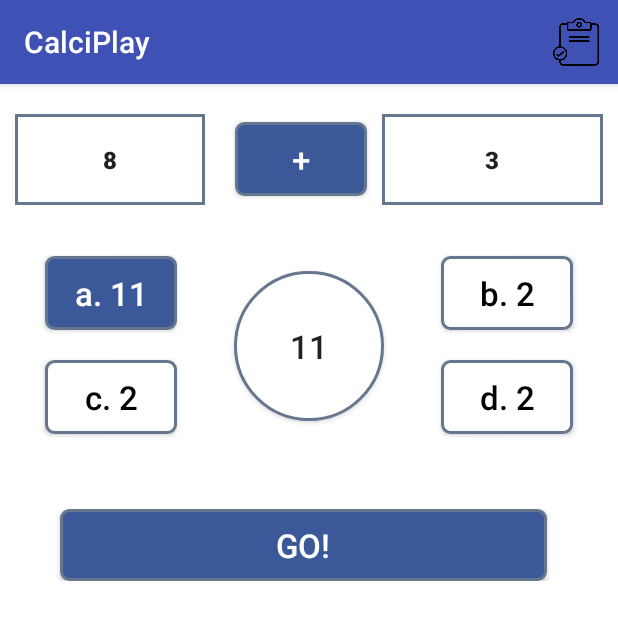
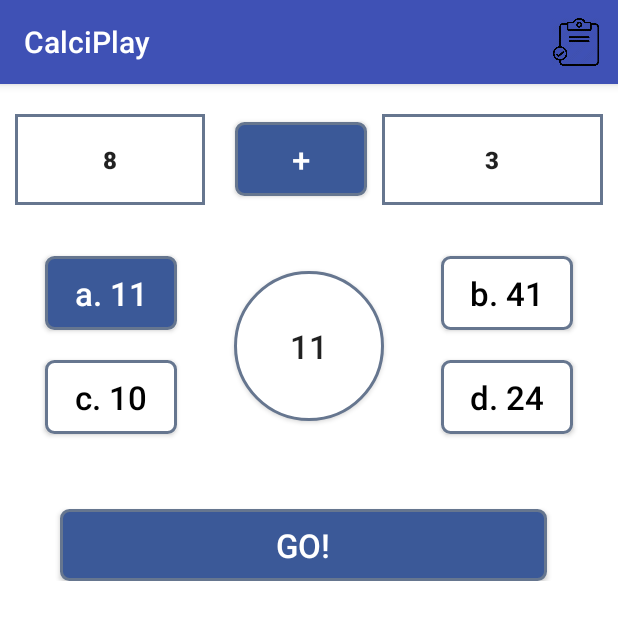
Before and after one commit to sobhanaKR/Calculator, an Android app: the screen it shows after launch (MainActivity), after a tap on an icon or button, on a phone screen of 412 x 824 dp. Shown: the top 620 px of the screen. Run offline under Robolectric (Android 15) with nearby library versions, the phone set to English and light mode, and no system bars.

Commit message:
animation change and non repetitive random number generation

```diff
--- a/app/src/main/java/com/example/course/calculator/MainActivity.java
+++ b/app/src/main/java/com/example/course/calculator/MainActivity.java
@@ -10,8 +10,6 @@ import android.support.v7.app.ActionBar;
 import android.support.v7.app.AppCompatActivity;
 import android.os.Bundle;
 import android.support.v7.widget.AppCompatImageView;
-import android.text.Editable;
-import android.text.TextWatcher;
 import android.view.Menu;
 import android.view.MenuInflater;
 import android.view.MenuItem;
@@ -20,7 +18,6 @@ import android.view.animation.Animation;
 import android.view.animation.AnimationUtils;
 import android.view.inputmethod.InputMethodManager;
 import android.widget.Button;
-import android.widget.EditText;
 import android.widget.ImageView;
 import android.widget.TextView;
 import android.widget.Toast;
@@ -29,7 +26,7 @@ import java.util.Random;
 public class MainActivity extends AppCompatActivity implements EnterName.CallbackHandler {
 
     Button goBtn;
-    Button addBtn, subBtn, mulBtn, divBtn;
+    Button optionA, optionB, optionC, optionD;
     Button firstNum, secondNum;
     int Globalans;
     Button resultBtn;
@@ -45,8 +42,9 @@ public class MainActivity extends AppCompatActivity implements EnterName.Callbac
     Context context;
     int range3;
     Button operator;
-    int a,b,c,d;
+    int a = 0,b = 0,c = 0,d = 0;
     int clickTimes;
+    int []exclude = new int[5];
     @Override
     protected void onCreate(Bundle savedInstanceState) {
         super.onCreate(savedInstanceState);
@@ -60,10 +58,10 @@ public class MainActivity extends AppCompatActivity implements EnterName.Callbac
         actionBar.setDisplayShowHomeEnabled(true);
         actionBar.setTitle("CalciPlay");
         initializeVariables();
-        addBtn.setTextColor(Color.parseColor("#000000"));
-        subBtn.setTextColor(Color.parseColor("#000000"));
-        mulBtn.setTextColor(Color.parseColor("#000000"));
-        divBtn.setTextColor(Color.parseColor("#000000"));
+        optionA.setTextColor(Color.parseColor("#000000"));
+        optionB.setTextColor(Color.parseColor("#000000"));
+        optionC.setTextColor(Color.parseColor("#000000"));
+        optionD.setTextColor(Color.parseColor("#000000"));
         goBtn.setEnabled(true);
         range3 = generationNumbers();
         choosingOperators();
@@ -81,18 +79,18 @@ public class MainActivity extends AppCompatActivity implements EnterName.Callbac
                 goBtn.setEnabled(true);
             }
         });
-        addBtn.setOnClickListener(new View.OnClickListener() {
+        optionA.setOnClickListener(new View.OnClickListener() {
             @Override
             public void onClick(View view) {
-                addBtn.setBackgroundResource(R.drawable.blue_border);
-                addBtn.setTextColor(Color.parseColor("#ffffff"));
-                subBtn.setTextColor(Color.parseColor("#000000"));
-                mulBtn.setTextColor(Color.parseColor("#000000"));
-                divBtn.setTextColor(Color.parseColor("#000000"));
-                subBtn.setBackgroundResource(R.drawable.remove_btn_border);
-                mulBtn.setBackgroundResource(R.drawable.remove_btn_border);
-                divBtn.setBackgroundResource(R.drawable.remove_btn_border);
-                String r = addBtn.getText().toString();
+                optionA.setBackgroundResource(R.drawable.blue_border);
+                optionA.setTextColor(Color.parseColor("#ffffff"));
+                optionB.setTextColor(Color.parseColor("#000000"));
+                optionC.setTextColor(Color.parseColor("#000000"));
+                optionD.setTextColor(Color.parseColor("#000000"));
+                optionB.setBackgroundResource(R.drawable.remove_btn_border);
+                optionC.setBackgroundResource(R.drawable.remove_btn_border);
+                optionD.setBackgroundResource(R.drawable.remove_btn_border);
+                String r = optionA.getText().toString();
                 String segments[] = r.split(" ");
                 resultBtn.setText(segments[1]);
                 resultBtn.setBackgroundResource(R.drawable.circle_shape);
@@ -101,18 +99,18 @@ public class MainActivity extends AppCompatActivity implements EnterName.Callbac
                 goBtn.setEnabled(true);
             }
         });
-        subBtn.setOnClickListener(new View.OnClickListener() {
+        optionB.setOnClickListener(new View.OnClickListener() {
             @Override
             public void onClick(View view) {
-                subBtn.setBackgroundResource(R.drawable.blue_border);
-                subBtn.setTextColor(Color.parseColor("#ffffff"));
-                addBtn.setTextColor(Color.parseColor("#000000"));
-                mulBtn.setTextColor(Color.parseColor("#000000"));
-                divBtn.setTextColor(Color.parseColor("#000000"));
-                addBtn.setBackgroundResource(R.drawable.remove_btn_border);
-                mulBtn.setBackgroundResource(R.drawable.remove_btn_border);
-                divBtn.setBackgroundResource(R.drawable.remove_btn_border);
-                String r = subBtn.getText().toString();
+                optionB.setBackgroundResource(R.drawable.blue_border);
+                optionB.setTextColor(Color.parseColor("#ffffff"));
+                optionA.setTextColor(Color.parseColor("#000000"));
+                optionC.setTextColor(Color.parseColor("#000000"));
+                optionD.setTextColor(Color.parseColor("#000000"));
+                optionA.setBackgroundResource(R.drawable.remove_btn_border);
+                optionC.setBackgroundResource(R.drawable.remove_btn_border);
+                optionD.setBackgroundResource(R.drawable.remove_btn_border);
+                String r = optionB.getText().toString();
                 String segments[] = r.split(" ");
                 resultBtn.setText(segments[1]);
                 resultBtn.setBackgroundResource(R.drawable.circle_shape);
@@ -121,18 +119,18 @@ public class MainActivity extends AppCompatActivity implements EnterName.Callbac
                 goBtn.setEnabled(true);
             }
         });
-        mulBtn.setOnClickListener(new View.OnClickListener() {
+        optionC.setOnClickListener(new View.OnClickListener() {
             @Override
             public void onClick(View view) {
-                mulBtn.setBackgroundResource(R.drawable.blue_border);
-                mulBtn.setTextColor(Color.parseColor("#ffffff"));
-                subBtn.setTextColor(Color.parseColor("#000000"));
-                addBtn.setTextColor(Color.parseColor("#000000"));
-                divBtn.setTextColor(Color.parseColor("#000000"));
-                subBtn.setBackgroundResource(R.drawable.remove_btn_border);
-                addBtn.setBackgroundResource(R.drawable.remove_btn_border);
-                divBtn.setBackgroundResource(R.drawable.remove_btn_border);
-                String r = mulBtn.getText().toString();
+                optionC.setBackgroundResource(R.drawable.blue_border);
+                optionC.setTextColor(Color.parseColor("#ffffff"));
+                optionB.setTextColor(Color.parseColor("#000000"));
+                optionA.setTextColor(Color.parseColor("#000000"));
+                optionD.setTextColor(Color.parseColor("#000000"));
+                optionB.setBackgroundResource(R.drawable.remove_btn_border);
+                optionA.setBackgroundResource(R.drawable.remove_btn_border);
+                optionD.setBackgroundResource(R.drawable.remove_btn_border);
+                String r = optionC.getText().toString();
                 String segments[] = r.split(" ");
                 resultBtn.setText(segments[1]);
                 resultBtn.setBackgroundResource(R.drawable.circle_shape);
@@ -141,18 +139,18 @@ public class MainActivity extends AppCompatActivity implements EnterName.Callbac
                 goBtn.setEnabled(true);
             }
         });
-        divBtn.setOnClickListener(new View.OnClickListener() {
+        optionD.setOnClickListener(new View.OnClickListener() {
             @Override
             public void onClick(View view) {
-                divBtn.setBackgroundResource(R.drawable.blue_border);
-                divBtn.setTextColor(Color.parseColor("#ffffff"));
-                subBtn.setTextColor(Color.parseColor("#000000"));
-                mulBtn.setTextColor(Color.parseColor("#000000"));
-                addBtn.setTextColor(Color.parseColor("#000000"));
-                subBtn.setBackgroundResource(R.drawable.remove_btn_border);
-                mulBtn.setBackgroundResource(R.drawable.remove_btn_border);
-                addBtn.setBackgroundResource(R.drawable.remove_btn_border);
-                String r = divBtn.getText().toString();
+                optionD.setBackgroundResource(R.drawable.blue_border);
+                optionD.setTextColor(Color.parseColor("#ffffff"));
+                optionB.setTextColor(Color.parseColor("#000000"));
+                optionC.setTextColor(Color.parseColor("#000000"));
+                optionA.setTextColor(Color.parseColor("#000000"));
+                optionB.setBackgroundResource(R.drawable.remove_btn_border);
+                optionC.setBackgroundResource(R.drawable.remove_btn_border);
+                optionA.setBackgroundResource(R.drawable.remove_btn_border);
+                String r = optionD.getText().toString();
                 String segments[] = r.split(" ");
                 resultBtn.setText(segments[1]);
                 resultBtn.setBackgroundResource(R.drawable.circle_shape);
@@ -197,10 +195,10 @@ public class MainActivity extends AppCompatActivity implements EnterName.Callbac
                             Animation animShake = AnimationUtils.loadAnimation(getWindow().getContext(), R.anim.rotate);
                             image.startAnimation(animShake);
                             image.setBackgroundResource(R.drawable.flower);
-                            addBtn.setEnabled(false);
-                            subBtn.setEnabled(false);
-                            mulBtn.setEnabled(false);
-                            divBtn.setEnabled(false);
+                            optionA.setEnabled(false);
+                            optionB.setEnabled(false);
+                            optionC.setEnabled(false);
+                            optionD.setEnabled(false);
                             refresh.setVisibility(View.VISIBLE);
                             arrow.setVisibility(View.VISIBLE);
                             if(scorenum >= 50) {
@@ -237,55 +235,80 @@ public class MainActivity extends AppCompatActivity implements EnterName.Callbac
     }
 
     private void choosingOperators() {
-        addBtn.setEnabled(true);
-        subBtn.setEnabled(true);
-        mulBtn.setEnabled(true);
-        divBtn.setEnabled(true);
+        optionA.setEnabled(true);
+        optionB.setEnabled(true);
+        optionC.setEnabled(true);
+        optionD.setEnabled(true);
         switch(range3) {
             case 0: {
                 int addResult = Integer.parseInt(firstNum.getText().toString()) + Integer.parseInt(secondNum.getText().toString());
                 operator.setText("+");
-                newFun(addResult);
+                settingCorrectOption(addResult);
                 break;
             }
             case 1: {
                 int subResult = Integer.parseInt(firstNum.getText().toString()) - Integer.parseInt(secondNum.getText().toString());
                 operator.setText("-");
-                newFun(subResult);
+                settingCorrectOption(subResult);
                 break;
             }
             case 2: {
                 int mulResult = Integer.parseInt(firstNum.getText().toString()) * Integer.parseInt(secondNum.getText().toString());
                 operator.setText("*");
-                newFun(mulResult);
+                settingCorrectOption(mulResult);
                 break;
             }
             case 3: {
                 int divResult = Integer.parseInt(firstNum.getText().toString()) / Integer.parseInt(secondNum.getText().toString());
                 operator.setText("/");
-                newFun(divResult);
+                settingCorrectOption(divResult);
                 break;
             }
         }
     }
+    private void calculatingResult(){
+        switch(range3) {
+            case 0: {
+                int addResult = Integer.parseInt(firstNum.getText().toString()) + Integer.parseInt(secondNum.getText().toString());
+                Globalans = addResult;
+                break;
+            }
+            case 1: {
+                int subResult = Integer.parseInt(firstNum.getText().toString()) - Integer.parseInt(secondNum.getText().toString());
+                Globalans = subResult;
+                break;
+            }
+            case 2: {
+                int mulResult = Integer.parseInt(firstNum.getText().toString()) * Integer.parseInt(secondNum.getText().toString());
+                Globalans = mulResult;
+                break;
+            }
+            case 3: {
+                int divResult = Integer.parseInt(firstNum.getText().toString()) / Integer.parseInt(secondNum.getText().toString());
+                Globalans = divResult;
+                break;
+            }
+        }
 
-    private void newFun(int Result) {
+    }
+
+    private void settingCorrectOption(int Result) {
         Globalans = Result;
         switch(range3) {
             case 0: {
-                    addBtn.setText("a. "+Result);
+                optionA.setText("a. "+Result);
                 break;
             }
             case 1: {
-                    subBtn.setText("b. "+Result);
+                optionB.setText("b. "+Result);
                 break;
             }
             case 2: {
-                    mulBtn.setText("c. "+Result);
+                optionC.setText("c. "+Result);
                 break;
             }
             case 3: {
-                    divBtn.setText("d. "+Result);
+                optionD.setText("d. "+Result);
                 break;
             }
         }
@@ -299,25 +322,37 @@ public class MainActivity extends AppCompatActivity implements EnterName.Callbac
             range1 = r.nextInt(10 - 1) + 1;
             range2 = r.nextInt(10 - 1) + 1;
             range3 = r.nextInt(3 - 0) + 0;
-            a = r.nextInt(10 - 1) + 1;
-            b = r.nextInt(10 - 1) + 1;
-            c = r.nextInt(10 - 1) + 1;
-            d = r.nextInt(10 - 1) + 1;
+            if (range1 > range2 || range1 == range2) {
+                firstNum.setText(String.valueOf(range1));
+                secondNum.setText(String.valueOf(range2));
+            } else {
+                firstNum.setText(String.valueOf(range2));
+                secondNum.setText(String.valueOf(range1));
             }
-        else {
+            calculatingResult();
+            if (Globalans > 9 && Globalans < 100) {
+                initArray(b, c, d, range3, Globalans);
+                a = getRandomWithExclusion(r, 1, 100, exclude);
+                initArray(a, b, c, range3, Globalans);
+                b = getRandomWithExclusion(r, 1, 100, exclude);
+                initArray(b, a, d, range3, Globalans);
+                c = getRandomWithExclusion(r, 1, 100, exclude);
+                initArray(b, a, c, range3, Globalans);
+                d = getRandomWithExclusion(r, 1, 100, exclude);
+            } else {
+                initArray(b, c, d, range3, Globalans);
+                a = getRandomWithExclusion(r, 1, 10, exclude);
+                initArray(a, b, c, range3, Globalans);
+                b = getRandomWithExclusion(r, 1, 10, exclude);
+                initArray(b, a, d, range3, Globalans);
+                c = getRandomWithExclusion(r, 1, 10, exclude);
+                initArray(b, a, c, range3, Globalans);
+                d = getRandomWithExclusion(r, 1, 10, exclude);
+            }
+        }else{
             range1 = r.nextInt(100 - 1) + 1;
             range2 = r.nextInt(100 - 1) + 1;
             range3 = r.nextInt(3 - 0) + 0;
-            a = r.nextInt(100 - 1) + 1;
-            b = r.nextInt(100 - 1) + 1;
-            c = r.nextInt(100 - 1) + 1;
-            d = r.nextInt(100 - 1) + 1;
-        }
-        addBtn.setText("a. " + a);
-        subBtn.setText("b. " + b);
-        mulBtn.setText("c. " + c);
-        divBtn.setText("d. " + d);
-
             if (range1 > range2 || range1 == range2) {
                 firstNum.setText(String.valueOf(range1));
                 secondNum.setText(String.valueOf(range2));
@@ -325,7 +360,51 @@ public class MainActivity extends AppCompatActivity implements EnterName.Callbac
                 firstNum.setText(String.valueOf(range2));
                 secondNum.setText(String.valueOf(range1));
             }
+            calculatingResult();
+            if (Globalans > 99 && Globalans < 1000) {
+                initArray(b, c, d, range3, Globalans);
+                a = getRandomWithExclusion(r, 1, 100, exclude);
+                initArray(a, b, c, range3, Globalans);
+                b = getRandomWithExclusion(r, 1, 100, exclude);
+                initArray(b, a, d, range3, Globalans);
+                c = getRandomWithExclusion(r, 1, 100, exclude);
+                initArray(b, a, c, range3, Globalans);
+                d = getRandomWithExclusion(r, 1, 100, exclude);
+            } else {
+                initArray(b, c, d, range3, Globalans);
+                a = getRandomWithExclusion(r, 1, 1000, exclude);
+                initArray(a, b, c, range3, Globalans);
+                b = getRandomWithExclusion(r, 1, 1000, exclude);
+                initArray(b, a, d, range3, Globalans);
+                c = getRandomWithExclusion(r, 1, 1000, exclude);
+                initArray(b, a, c, range3, Globalans);
+                d = getRandomWithExclusion(r, 1, 1000, exclude);
+            }
+        }
+        optionA.setText("a. " + a);
+        optionB.setText("b. " + b);
+        optionC.setText("c. " + c);
+        optionD.setText("d. " + d);
         return  range3;
+    }
+
+    private void initArray(int one, int two, int three, int range3, int globalans) {
+        exclude[0] = one;
+        exclude[1] = two;
+        exclude[2] = three;
+        exclude[3] = range3;
+        exclude[4] = globalans;
+    }
+
+    private int getRandomWithExclusion(Random rnd, int start, int end, int[] exclude) {
+        int random = start + rnd.nextInt(end - start + 1 - exclude.length);
+        for (int ex: exclude) {
+            if (random < ex) {
+                break;
+            }
+            random++;
+        }
+        return random;
     }
 
     private void enterNameFragment() {
@@ -367,10 +446,10 @@ public class MainActivity extends AppCompatActivity implements EnterName.Callbac
         range3 = generationNumbers();
         refreshOptions();
         choosingOperators();
-        addBtn.setTextColor(Color.parseColor("#000000"));
-        subBtn.setTextColor(Color.parseColor("#000000"));
-        mulBtn.setTextColor(Color.parseColor("#000000"));
-        divBtn.setTextColor(Color.parseColor("#000000"));
+        optionA.setTextColor(Color.parseColor("#000000"));
+        optionB.setTextColor(Color.parseColor("#000000"));
+        optionC.setTextColor(Color.parseColor("#000000"));
+        optionD.setTextColor(Color.parseColor("#000000"));
         image.setVisibility(View.GONE);
         score.setVisibility(View.GONE);
         arrow.setVisibility(View.GONE);
@@ -380,18 +459,18 @@ public class MainActivity extends AppCompatActivity implements EnterName.Callbac
     }
 
     private void refreshOptions() {
-        addBtn.setBackgroundResource(R.drawable.remove_btn_border);
-        subBtn.setBackgroundResource(R.drawable.remove_btn_border);
-        mulBtn.setBackgroundResource(R.drawable.remove_btn_border);
-        divBtn.setBackgroundResource(R.drawable.remove_btn_border);
+        optionA.setBackgroundResource(R.drawable.remove_btn_border);
+        optionB.setBackgroundResource(R.drawable.remove_btn_border);
+        optionC.setBackgroundResource(R.drawable.remove_btn_border);
+        optionD.setBackgroundResource(R.drawable.remove_btn_border);
     }
 
     private void initializeVariables() {
         goBtn = (Button)findViewById(R.id.go_button);
-        addBtn = (Button)findViewById(R.id.add_btn);
-        subBtn = (Button)findViewById(R.id.sub_btn);
-        mulBtn = (Button)findViewById(R.id.multiply_btn);
-        divBtn = (Button)findViewById(R.id.divide_btn);
+        optionA = (Button)findViewById(R.id.add_btn);
+        optionB = (Button)findViewById(R.id.sub_btn);
+        optionC = (Button)findViewById(R.id.multiply_btn);
+        optionD = (Button)findViewById(R.id.divide_btn);
         firstNum = (Button)findViewById(R.id.first_button);
         secondNum = (Button)findViewById(R.id.second_button);
         resultBtn = (Button) findViewById(R.id.result_button);
--- a/app/src/main/java/com/example/course/calculator/ScoreListAdapter.java
+++ b/app/src/main/java/com/example/course/calculator/ScoreListAdapter.java
@@ -39,8 +39,8 @@ public class ScoreListAdapter extends RecyclerView.Adapter<ScoreListAdapter.View
             holder.score.setText(String.valueOf(scorestr));
         }
 
-            Log.i("check", "name == " + namestr);
-            Log.i("check", "score ==" + scorestr);
+        Log.i("check", "name == " + namestr);
+        Log.i("check", "score ==" + scorestr);
     }
 
     @Override
--- a/app/src/main/res/anim/rotate.xml
+++ b/app/src/main/res/anim/rotate.xml
@@ -1,7 +1,7 @@
 <set xmlns:android="http://schemas.android.com/apk/res/android">
-    <translate android:duration="150"
+    <translate android:duration="50"
         android:fromXDelta="-10%"
-        android:repeatCount="5"
+        android:repeatCount="2"
         android:repeatMode="reverse"
         android:background="#ff0000"
         android:toXDelta="10%"/>
```
Also changed, not shown: app/src/main/res/layout/activity_main.xml (indentation only). Lines whose indentation alone changed are shown as unchanged.
